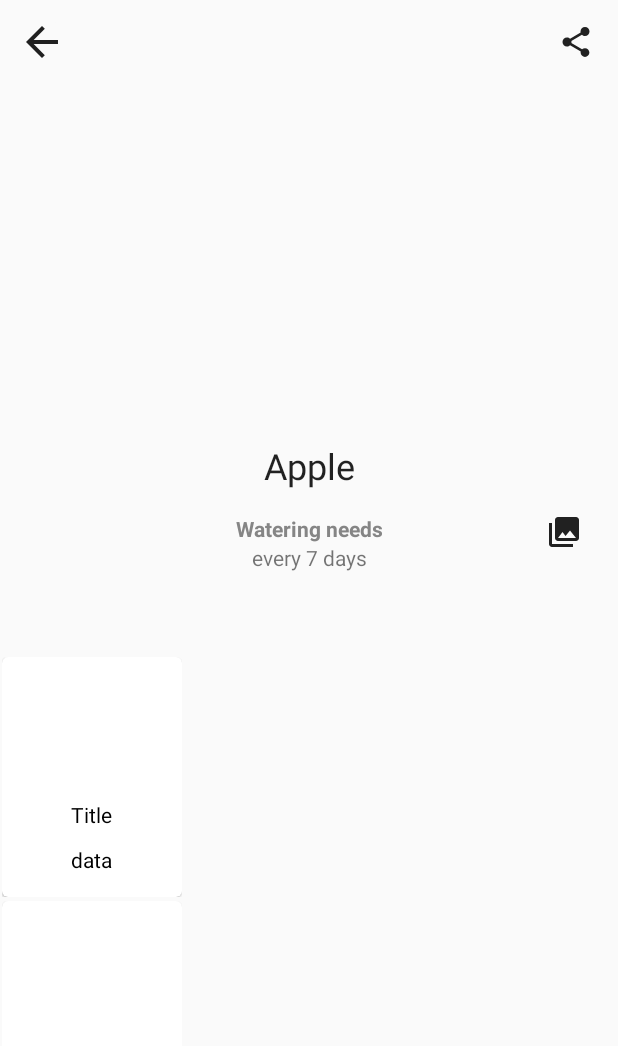
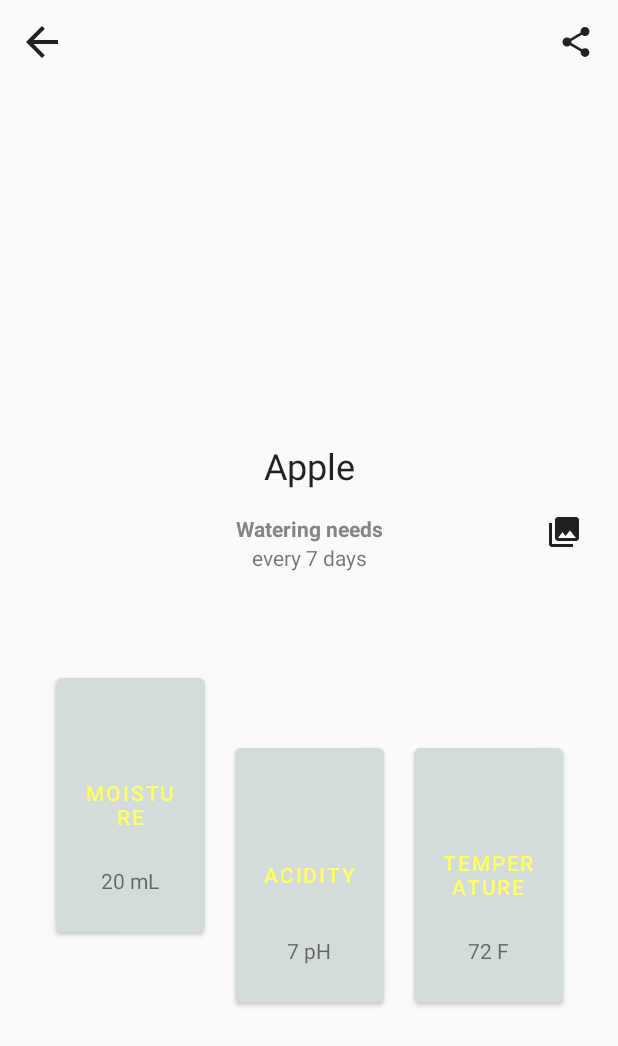
Before and after one commit to CarsonEllsworth33/Team7Plant, an Android app: the layout fragment_plant_stats.xml on its own in the app's theme, with its tools: preview values and no code run, on a phone screen of 412 x 824 dp. Shown: the top 1046 px of the screen. Run offline under Robolectric (Android 15) with nearby library versions, the phone set to English and light mode, and no system bars.

Commit message:
Fixed stats fragment layout

```diff
--- /dev/null
+++ b/sunflower/app/src/main/res/layout/fragment_plant_graph.xml
@@ -0,0 +1,22 @@
+<?xml version="1.0" encoding="utf-8"?>
+<!--
+  ~ Copyright 2021 Google LLC
+  ~
+  ~ Licensed under the Apache License, Version 2.0 (the "License");
+  ~ you may not use this file except in compliance with the License.
+  ~ You may obtain a copy of the License at
+  ~
+  ~     https://www.apache.org/licenses/LICENSE-2.0
+  ~
+  ~ Unless required by applicable law or agreed to in writing, software
+  ~ distributed under the License is distributed on an "AS IS" BASIS,
+  ~ WITHOUT WARRANTIES OR CONDITIONS OF ANY KIND, either express or implied.
+  ~ See the License for the specific language governing permissions and
+  ~ limitations under the License.
+  -->
+
+<androidx.constraintlayout.widget.ConstraintLayout
+    xmlns:android="http://schemas.android.com/apk/res/android" android:layout_width="match_parent"
+    android:layout_height="match_parent">
+
+</androidx.constraintlayout.widget.ConstraintLayout>
--- a/sunflower/app/src/main/res/layout/fragment_plant_stats.xml
+++ b/sunflower/app/src/main/res/layout/fragment_plant_stats.xml
@@ -161,20 +161,93 @@
             app:layout_collapseMode="parallax" />
 
         <androidx.constraintlayout.widget.ConstraintLayout
+            android:id="@+id/constraintLayout"
             android:layout_width="match_parent"
-            android:layout_height="match_parent">
+            android:layout_height="match_parent"
+            app:layout_anchor="@+id/constraintLayout"
+            app:layout_anchorGravity="center">
 
-            <androidx.recyclerview.widget.RecyclerView
-                android:id="@+id/statsView"
-                android:layout_width="0dp"
-                android:layout_height="263dp"
-                android:layout_marginTop="312dp"
+            <Button
+                android:id="@+id/aButton"
+                android:layout_width="99dp"
+                android:layout_height="181dp"
+                android:layout_marginStart="10dp"
+                android:layout_marginTop="446dp"
+                android:layout_marginEnd="10dp"
+                android:layout_marginBottom="104dp"
+                android:text="Acidity"
+                app:layout_constraintBottom_toBottomOf="parent"
+                app:layout_constraintEnd_toStartOf="@+id/tButton"
+                app:layout_constraintStart_toEndOf="@+id/mButton"
+                app:layout_constraintTop_toTopOf="parent" />
+
+            <Button
+                android:id="@+id/tButton"
+                android:layout_width="99dp"
+                android:layout_height="181dp"
+                android:layout_marginStart="10dp"
+                android:layout_marginTop="446dp"
+                android:layout_marginEnd="53dp"
+                android:layout_marginBottom="104dp"
+                android:text="Temperature"
                 app:layout_constraintBottom_toBottomOf="parent"
                 app:layout_constraintEnd_toEndOf="parent"
+                app:layout_constraintStart_toEndOf="@+id/aButton"
+                app:layout_constraintTop_toTopOf="parent" />
+
+            <Button
+                android:id="@+id/mButton"
+                android:layout_width="99dp"
+                android:layout_height="181dp"
+                android:layout_marginStart="53dp"
+                android:layout_marginTop="446dp"
+                android:layout_marginEnd="10dp"
+                android:layout_marginBottom="104dp"
+                android:text="Moisture"
+                app:layout_constraintBottom_toBottomOf="parent"
+                app:layout_constraintEnd_toStartOf="@+id/aButton"
                 app:layout_constraintStart_toStartOf="parent"
                 app:layout_constraintTop_toTopOf="parent"
-                android:orientation="horizontal"
-                tools:listitem="@layout/layout_statblock"/>
+                app:layout_constraintVertical_bias="0.0" />
+
+            <TextView
+                android:id="@+id/moisture_text"
+                android:layout_width="wrap_content"
+                android:layout_height="wrap_content"
+                android:layout_marginTop="100dp"
+                android:text="@string/moisture_level"
+                app:layout_constraintBottom_toBottomOf="@+id/mButton"
+                app:layout_constraintEnd_toEndOf="@+id/mButton"
+                app:layout_constraintStart_toStartOf="@+id/mButton"
+                app:layout_constraintTop_toTopOf="@+id/mButton"
+                android:translationZ="90dp"/>
+
+            <TextView
+                android:id="@+id/temperature_text"
+                android:layout_width="wrap_content"
+                android:layout_height="wrap_content"
+                android:layout_marginTop="100dp"
+                android:text="@string/temperature_level"
+                android:visibility="visible"
+                app:layout_constraintBottom_toBottomOf="@+id/tButton"
+                app:layout_constraintEnd_toEndOf="@+id/tButton"
+                app:layout_constraintStart_toStartOf="@+id/tButton"
+                app:layout_constraintTop_toTopOf="@+id/tButton"
+                app:layout_constraintVertical_bias="0.50"
+                android:translationZ="90dp"/>
+
+            <TextView
+                android:id="@+id/aciditity_text"
+                android:layout_width="wrap_content"
+                android:layout_height="wrap_content"
+                android:layout_marginTop="100dp"
+                android:text="@string/acidity_level"
+                app:layout_constraintBottom_toBottomOf="@+id/aButton"
+                app:layout_constraintEnd_toEndOf="@+id/aButton"
+                app:layout_constraintStart_toStartOf="@+id/aButton"
+                app:layout_constraintTop_toTopOf="@+id/aButton"
+                android:translationZ="90dp"/>
+
         </androidx.constraintlayout.widget.ConstraintLayout>
 
     </androidx.coordinatorlayout.widget.CoordinatorLayout>
--- a/sunflower/app/src/main/res/values/strings.xml
+++ b/sunflower/app/src/main/res/values/strings.xml
@@ -54,4 +54,9 @@
     <!-- TODO: Remove or change this placeholder text -->
     <string name="hello_blank_fragment">Hello blank fragment</string>
 
+    <!-- hello darkness my old friend -->
+    <string name="moisture_level" translation_description="The value for moisture of the plant currently being inspected" translatable="false">20 mL</string>
+    <string name="acidity_level" translation_description="The value for acidity of the plant currently being inspected" translatable="false">7 pH</string>
+    <string name="temperature_level" translation_description="The value for temperature of the plant currently being inspected" translatable="false">72 F</string>
+
 </resources>
```
